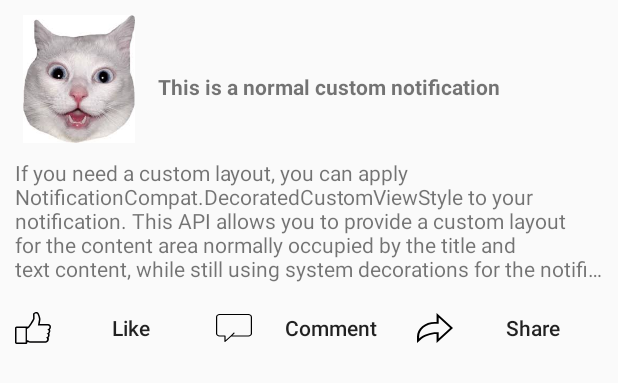
After one commit to layonmartins/SendNotification, an Android app: the layout custom_notification_expanded.xml on its own in the app's theme, with its tools: preview values and no code run, on a phone screen of 412 x 824 dp. The commit adds this screen. Shown: the top 383 px of the screen. Run offline under Robolectric (Android 15) with nearby library versions, the phone set to English and light mode, and no system bars.

```diff
--- /dev/null
+++ b/app/src/main/res/drawable-v24/ic_comment.xml
@@ -0,0 +1,4 @@
+<vector android:height="20dp" android:viewportHeight="60"
+    android:viewportWidth="60" android:width="24dp" xmlns:android="http://schemas.android.com/apk/res/android">
+    <path android:fillColor="#FF000000" android:pathData="M54,2H6C2.748,2 0,4.748 0,8v33c0,3.252 2.748,6 6,6h8v10c0,0.413 0.254,0.784 0.639,0.933C14.757,57.978 14.879,58 15,58c0.276,0 0.547,-0.115 0.74,-0.327L25.442,47H54c3.252,0 6,-2.748 6,-6V8C60,4.748 57.252,2 54,2zM58,41c0,2.168 -1.832,4 -4,4H27.179l3.579,-4.161c0.36,-0.418 0.313,-1.05 -0.106,-1.41c-0.418,-0.36 -1.051,-0.312 -1.411,0.106l-4.998,5.811L16,54.414V46c0,-0.552 -0.448,-1 -1,-1H6c-2.168,0 -4,-1.832 -4,-4V8c0,-2.168 1.832,-4 4,-4h48c2.168,0 4,1.832 4,4V41z"/>
+</vector>
--- /dev/null
+++ b/app/src/main/res/drawable-v24/ic_like.xml
@@ -0,0 +1,4 @@
+<vector android:height="24dp" android:viewportHeight="155.123"
+    android:viewportWidth="155.123" android:width="24dp" xmlns:android="http://schemas.android.com/apk/res/android">
+    <path android:fillColor="#010002" android:pathData="M150.669,84.068c7.858,-7.823 5.43,-23.647 -8.181,-23.647l-35.813,0.024c1.36,-7.584 3.33,-20.156 3.252,-21.343c-0.752,-11.242 -7.918,-24.924 -8.228,-25.484c-1.307,-2.434 -7.906,-5.734 -14.547,-4.32c-8.586,1.838 -9.463,7.315 -9.428,8.825c0,0 0.37,14.983 0.406,18.981c-4.105,9.016 -18.259,32.71 -22.549,34.536c-1.026,-0.621 -2.19,-0.955 -3.401,-0.955H6.934C3.091,70.685 0,73.793 0,77.618l0.006,62.533c0.269,3.371 3.133,6.015 6.516,6.015h40.64c3.604,0 6.534,-2.93 6.534,-6.534v-2.076c0,0 1.51,-0.113 2.196,0.328c2.613,1.659 5.842,3.747 10.054,3.747h60.647c22.674,0 20.24,-20.126 18.169,-22.871c3.831,-4.171 6.2,-11.528 2.966,-17.34C150.21,98.789 154.578,91.557 150.669,84.068zM45.766,139.62H6.51V77.212h39.256V139.62zM140.09,83.531l-0.37,1.545c10.448,2.971 4.887,15.013 -2.608,15.794l-0.37,1.545c10.018,2.548 5.239,14.947 -2.608,15.794l-0.37,1.539c8.181,1.343 6.2,15.305 -6.194,15.305l-61.686,0.024c-4.356,0 -8.324,-4.964 -11.528,-4.964H51.56V82.075c3.485,-2.16 7.769,-4.964 10.15,-6.987c4.499,-3.837 22.913,-33.593 22.913,-37.317s-0.406,-19.834 -0.406,-19.834s3.61,-4.654 11.671,-1.259c0,0 6.784,12.721 7.476,22.859c0,0 -3.055,20.884 -4.696,27.436h42.765C151.94,66.985 149.935,81.986 140.09,83.531z"/>
+</vector>
--- /dev/null
+++ b/app/src/main/res/drawable-v24/ic_share.xml
@@ -0,0 +1,4 @@
+<vector android:height="20.000002dp" android:viewportHeight="512.00006"
+    android:viewportWidth="512" android:width="24dp" xmlns:android="http://schemas.android.com/apk/res/android">
+    <path android:fillColor="#FF000000" android:pathData="m511.824,255.863 l-233.336,-255.863v153.266h-27.105c-67.145,0 -130.273,26.148 -177.754,73.629 -47.48,47.48 -73.629,110.609 -73.629,177.758v107.348l44.781,-49.066c59.902,-65.629 144.934,-103.594 233.707,-104.457v153.254zM30.004,434.867v-30.215c0,-59.133 23.027,-114.73 64.84,-156.543s97.406,-64.84 156.539,-64.84h57.105v-105.844l162.734,178.438 -162.734,178.441v-105.844h-26.918c-94.703,0 -185.773,38.652 -251.566,106.406zM30.004,434.867"/>
+</vector>
--- /dev/null
+++ b/app/src/main/res/layout/custom_notification_expanded.xml
@@ -0,0 +1,104 @@
+<?xml version="1.0" encoding="utf-8"?>
+<androidx.constraintlayout.widget.ConstraintLayout xmlns:android="http://schemas.android.com/apk/res/android"
+    xmlns:app="http://schemas.android.com/apk/res-auto"
+    xmlns:tools="http://schemas.android.com/tools"
+    android:layout_width="match_parent"
+    android:layout_height="wrap_content"
+    android:orientation="vertical">
+
+    <ImageView
+        android:id="@+id/main_icon"
+        android:layout_width="85dp"
+        android:layout_height="85dp"
+        android:layout_margin="10dp"
+        android:src="@drawable/cat"
+        app:layout_constraintEnd_toStartOf="@+id/title"
+        app:layout_constraintStart_toStartOf="parent"
+        app:layout_constraintTop_toTopOf="parent">
+
+    </ImageView>
+
+    <TextView
+        android:id="@+id/title"
+        android:layout_width="0dp"
+        android:layout_height="wrap_content"
+        android:layout_marginTop="10dp"
+        android:layout_marginEnd="10dp"
+        android:text="This is a normal custom notification"
+        android:textSize="@dimen/notifi_text"
+        android:textStyle="bold"
+        app:layout_constraintEnd_toEndOf="parent"
+        app:layout_constraintStart_toEndOf="@+id/main_icon"
+        app:layout_constraintTop_toTopOf="parent"
+        app:layout_constraintBottom_toTopOf="@id/content">
+
+    </TextView>
+
+    <TextView
+        android:id="@+id/content"
+        android:layout_width="0dp"
+        android:layout_height="wrap_content"
+        android:layout_marginTop="10dp"
+        android:layout_marginEnd="10dp"
+        android:layout_marginStart="10dp"
+        android:text="@string/custom_notifi"
+        android:ellipsize="end"
+        android:maxLines="5"
+        android:textSize="@dimen/notifi_text"
+        app:layout_constraintStart_toStartOf="parent"
+        app:layout_constraintTop_toBottomOf="@+id/main_icon"
+        app:layout_constraintEnd_toEndOf="parent">
+
+    </TextView>
+
+    <Button
+        android:id="@+id/like"
+        android:layout_width="0dp"
+        android:layout_height="40dp"
+        android:layout_marginTop="10dp"
+        android:drawableStart="@drawable/ic_like"
+        android:text="Like"
+        android:textAllCaps="false"
+        android:drawablePadding="5dp"
+        android:background="@null"
+        app:layout_constraintStart_toStartOf="@id/content"
+        app:layout_constraintTop_toBottomOf="@id/content"
+        app:layout_constraintEnd_toStartOf="@id/comment">
+
+    </Button>
+
+    <Button
+        android:id="@+id/comment"
+        android:layout_width="0dp"
+        android:layout_height="40dp"
+        android:layout_marginTop="10dp"
+        android:layout_marginStart="10dp"
+        android:layout_marginEnd="10dp"
+        android:drawableStart="@drawable/ic_comment"
+        android:text="Comment"
+        android:textAllCaps="false"
+        android:drawablePadding="5dp"
+        android:background="@null"
+        app:layout_constraintStart_toEndOf="@id/like"
+        app:layout_constraintEnd_toStartOf="@id/share"
+        app:layout_constraintTop_toBottomOf="@id/content">
+
+    </Button>
+
+    <Button
+        android:id="@+id/share"
+        android:layout_width="0dp"
+        android:layout_height="40dp"
+        android:layout_marginTop="10dp"
+        android:drawableStart="@drawable/ic_share"
+        android:text="Share"
+        android:textAllCaps="false"
+        android:drawablePadding="5dp"
+        android:background="@null"
+        app:layout_constraintStart_toEndOf="@id/comment"
+        app:layout_constraintEnd_toEndOf="@id/content"
+        app:layout_constraintTop_toBottomOf="@id/content">
+
+    </Button>
+
+</androidx.constraintlayout.widget.ConstraintLayout>
--- a/app/src/main/res/values/dimens.xml
+++ b/app/src/main/res/values/dimens.xml
@@ -2,4 +2,5 @@
 <resources>
     <dimen name="config_text">20sp</dimen>
     <dimen name="margin_checkboxs">10dp</dimen>
+    <dimen name="notifi_text">14sp</dimen>
 </resources>
--- a/app/src/main/res/values/strings.xml
+++ b/app/src/main/res/values/strings.xml
@@ -18,4 +18,5 @@
         <item>MIN</item>
     </string-array>
     <string name="toast">The notification will be post in </string>
+    <string name="custom_notifi">If you need a custom layout, you can apply NotificationCompat.DecoratedCustomViewStyle to your notification. This API allows you to provide a custom layout for the content area normally occupied by the title and text content, while still using system decorations for the notification icon, timestamp, sub-text, and action buttons.</string>
 </resources>
```
Also changed, not shown: app/src/main/java/com/layon/android/sendnotification/MainActivity.java (+35 -0 lines), app/src/main/res/layout/activity_main.xml (+11 -0 lines), app/src/main/res/layout/custom_notification_normal.xml (added, +52 -0 lines), app/src/main/res/layout/notification_custom.xml (added, +51 -0 lines), app/src/main/res/layout/notification_custom_expanded.xml (added, +104 -0 lines), app/src/main/res/drawable-v24/cat.jpeg (added).
